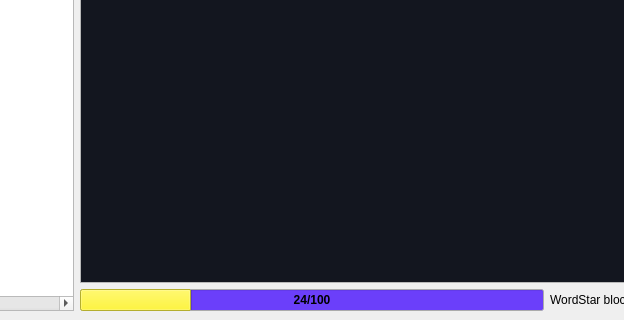
KatsumiKougen/SmallPyQt5Apps, file src/TextEditor/ui/TextEditor.ui: the form before one commit; both pictures show x 191 to 815 and y 248 to 568 of the 989 by 568 pixel window.
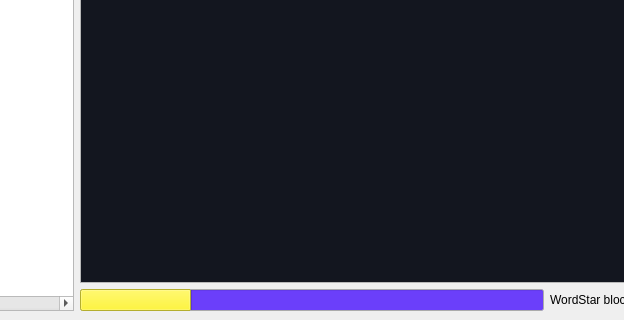
The form after the commit. Custom widgets are drawn as their Qt base class.

Patch:
```diff
--- a/src/TextEditor/ui/TextEditor.ui
+++ b/src/TextEditor/ui/TextEditor.ui
@@ -531,13 +531,13 @@
              <set>Qt::AlignLeading|Qt::AlignLeft|Qt::AlignVCenter</set>
             </property>
             <property name="textVisible">
-             <bool>true</bool>
+             <bool>false</bool>
             </property>
             <property name="invertedAppearance">
              <bool>false</bool>
             </property>
             <property name="format">
-             <string>%p/%m</string>
+             <string>%m/%p</string>
             </property>
            </widget>
           </item>
```
